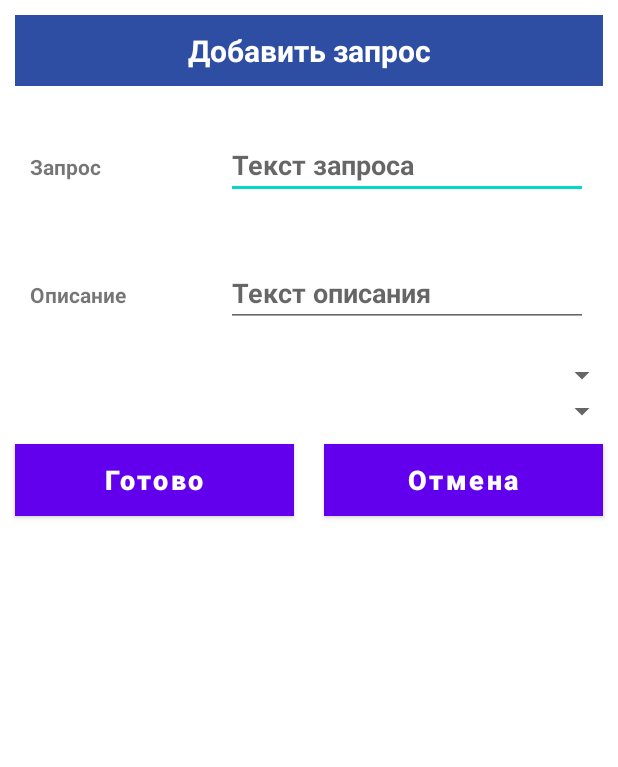
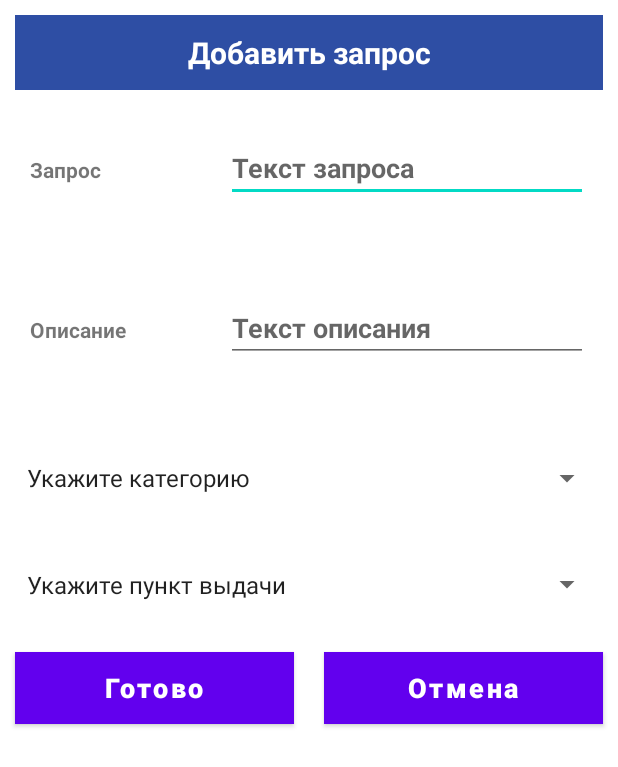
Before and after one commit to Oxana9/volunteers, an Android app: the layout input_file.xml on its own in the app's theme, with its tools: preview values and no code run, on a phone screen of 412 x 824 dp. Shown: the top 767 px of the screen. Run offline under Robolectric (Android 15) with nearby library versions, the phone set to English and light mode, and no system bars.

```diff
--- /dev/null
+++ b/app/src/main/res/drawable/ic_baseline_delete_forever_24.xml
@@ -0,0 +1,5 @@
+<vector android:height="24dp" android:tint="#FFFFFF"
+    android:viewportHeight="24" android:viewportWidth="24"
+    android:width="24dp" xmlns:android="http://schemas.android.com/apk/res/android">
+    <path android:fillColor="@android:color/white" android:pathData="M6,19c0,1.1 0.9,2 2,2h8c1.1,0 2,-0.9 2,-2L18,7L6,7v12zM8.46,11.88l1.41,-1.41L12,12.59l2.12,-2.12 1.41,1.41L13.41,14l2.12,2.12 -1.41,1.41L12,15.41l-2.12,2.12 -1.41,-1.41L10.59,14l-2.13,-2.12zM15.5,4l-1,-1h-5l-1,1L5,4v2h14L19,4z"/>
+</vector>
--- a/app/src/main/res/layout/input_file.xml
+++ b/app/src/main/res/layout/input_file.xml
@@ -1,23 +1,47 @@
 <?xml version="1.0" encoding="utf-8"?>
-<LinearLayout
-    xmlns:android="http://schemas.android.com/apk/res/android"
+<LinearLayout xmlns:android="http://schemas.android.com/apk/res/android"
+    xmlns:app="http://schemas.android.com/apk/res-auto"
     xmlns:tools="http://schemas.android.com/tools"
-    android:layout_width="match_parent"
-    android:orientation="vertical"
-    android:layout_height="match_parent">
+    android:layout_width="wrap_content"
+    android:layout_height="wrap_content"
+    android:orientation="vertical">
 
-    <TextView
+    <androidx.constraintlayout.widget.ConstraintLayout
         android:layout_width="match_parent"
-        android:layout_height="wrap_content"
-        android:layout_margin="10dp"
-        android:text="Добавить запрос"
-        android:gravity="center"
-        android:background="@color/er"
-        android:padding="10dp"
-        android:textColor="@color/white"
-        android:textStyle="bold"
-        android:textSize="20sp"
-        />
+        android:layout_height="69dp">
+
+        <TextView
+            android:id="@+id/header"
+            android:layout_width="392dp"
+            android:layout_height="50dp"
+            android:layout_margin="10dp"
+            android:layout_marginStart="10dp"
+            android:layout_marginTop="10dp"
+            android:layout_marginEnd="10dp"
+            android:background="@color/er"
+            android:gravity="center"
+            android:padding="10dp"
+            android:text="Добавить запрос"
+            android:textColor="@color/white"
+            android:textSize="20sp"
+            android:textStyle="bold"
+            app:layout_constraintEnd_toEndOf="parent"
+            app:layout_constraintHorizontal_bias="0.0"
+            app:layout_constraintStart_toStartOf="parent"
+            app:layout_constraintTop_toTopOf="parent" />
+
+        <ImageButton
+            android:id="@+id/deleteBtn"
+            android:layout_width="100dp"
+            android:layout_height="0dp"
+            android:layout_margin="0dp"
+            android:visibility="invisible"
+            app:layout_constraintBottom_toBottomOf="@+id/header"
+            app:layout_constraintEnd_toEndOf="@+id/header"
+            app:layout_constraintTop_toTopOf="@+id/header"
+            app:layout_constraintVertical_bias="0.0"
+            app:srcCompat="@drawable/ic_baseline_delete_forever_24" />
+    </androidx.constraintlayout.widget.ConstraintLayout>
 
     <LinearLayout
         android:layout_width="match_parent"
@@ -28,33 +52,31 @@
         <RelativeLayout
             android:layout_width="0dp"
             android:layout_height="wrap_content"
-            tools:ignore="Suspicious0dp"
-            android:layout_weight="2">
+            android:layout_weight="2"
+            tools:ignore="Suspicious0dp">
 
             <TextView
                 android:layout_width="match_parent"
                 android:layout_height="wrap_content"
+                android:layout_margin="10dp"
                 android:text="Запрос"
-                android:textStyle="bold"
-                android:layout_margin="10dp"
-                />
+                android:textStyle="bold" />
 
         </RelativeLayout>
 
         <RelativeLayout
             android:layout_width="0dp"
             android:layout_height="wrap_content"
-            tools:ignore="Suspicious0dp"
-            android:layout_weight="4">
+            android:layout_weight="4"
+            tools:ignore="Suspicious0dp">
 
             <EditText
                 android:id="@+id/task"
                 android:layout_width="match_parent"
                 android:layout_height="wrap_content"
+                android:layout_margin="10dp"
                 android:hint="Текст запроса"
-                android:textStyle="bold"
-                android:layout_margin="10dp"
-                />
+                android:textStyle="bold" />
 
         </RelativeLayout>
 
@@ -69,33 +91,31 @@
         <RelativeLayout
             android:layout_width="0dp"
             android:layout_height="wrap_content"
-            tools:ignore="Suspicious0dp"
-            android:layout_weight="2">
+            android:layout_weight="2"
+            tools:ignore="Suspicious0dp">
 
             <TextView
                 android:layout_width="match_parent"
                 android:layout_height="wrap_content"
+                android:layout_margin="10dp"
                 android:text="Описание"
-                android:textStyle="bold"
-                android:layout_margin="10dp"
-                />
+                android:textStyle="bold" />
 
         </RelativeLayout>
 
         <RelativeLayout
             android:layout_width="0dp"
             android:layout_height="wrap_content"
-            tools:ignore="Suspicious0dp"
-            android:layout_weight="4">
+            android:layout_weight="4"
+            tools:ignore="Suspicious0dp">
 
             <EditText
                 android:id="@+id/description"
                 android:layout_width="match_parent"
                 android:layout_height="wrap_content"
+                android:layout_margin="10dp"
                 android:hint="Текст описания"
-                android:textStyle="bold"
-                android:layout_margin="10dp"
-                />
+                android:textStyle="bold" />
 
         </RelativeLayout>
 
@@ -109,12 +129,18 @@
         <Spinner
             android:id="@+id/spinnerCategory"
             android:layout_width="match_parent"
-            android:layout_height="wrap_content" />
+            android:layout_height="52dp"
+            android:layout_margin="10dp"
+            android:entries="@array/categoriesList"
+            android:textSize="18sp" />
 
         <Spinner
             android:id="@+id/spinnerPlace"
             android:layout_width="match_parent"
-            android:layout_height="wrap_content" />
+            android:layout_height="50dp"
+            android:layout_margin="10dp"
+            android:entries="@array/placesList"
+            android:textSize="18sp" />
 
     </LinearLayout>
 
@@ -126,20 +152,20 @@
         <RelativeLayout
             android:layout_width="0dp"
             android:layout_height="wrap_content"
-            tools:ignore="Suspicious0dp"
-            android:layout_weight="2">
+            android:layout_weight="2"
+            tools:ignore="Suspicious0dp">
 
             <Button
+                android:id="@+id/saveBtn"
                 android:layout_width="match_parent"
                 android:layout_height="wrap_content"
-                android:id="@+id/saveBtn"
+                android:layout_margin="10dp"
+                android:background="@color/er"
                 android:text="Готово"
                 android:textAllCaps="false"
                 android:textColor="@color/white"
-                android:background="@color/er"
-                android:layout_margin="10dp"
+                android:textSize="18sp"
                 android:textStyle="bold"
-                android:textSize="18sp"
 
                 />
 
@@ -148,20 +174,20 @@
         <RelativeLayout
             android:layout_width="0dp"
             android:layout_height="wrap_content"
-            tools:ignore="Suspicious0dp"
-            android:layout_weight="2">
+            android:layout_weight="2"
+            tools:ignore="Suspicious0dp">
 
             <Button
+                android:id="@+id/cancelBtn"
                 android:layout_width="match_parent"
                 android:layout_height="wrap_content"
-                android:id="@+id/cancelBtn"
+                android:layout_margin="10dp"
+                android:background="@color/er"
                 android:text="Отмена"
                 android:textAllCaps="false"
                 android:textColor="@color/white"
-                android:background="@color/er"
-                android:layout_margin="10dp"
+                android:textSize="18sp"
                 android:textStyle="bold"
-                android:textSize="18sp"
 
                 />
 
--- a/app/src/main/res/values/strings.xml
+++ b/app/src/main/res/values/strings.xml
@@ -1,3 +1,17 @@
 <resources>
     <string name="app_name">Своих не бросаем</string>
+    <string-array name="categoriesList">
+        <item>Укажите категорию</item>
+        <item>Общее</item>
+        <item>Мебель и мягкий инвентарь</item>
+        <item>Бытовая техника</item>
+        <item>Дети</item>
+        <item>Продукты</item>
+    </string-array>
+    <string-array name="placesList">
+        <item>Укажите пункт выдачи</item>
+        <item>Зиповская, 31</item>
+        <item>Красноармейская, 53</item>
+        <item>Кирова 186</item>
+    </string-array>
 </resources>
```
Also changed, not shown: app/src/main/java/com/example/volunteers/HomeActivity.java (+64 -22 lines), app/src/main/java/com/example/volunteers/Model.java (+32 -2 lines), app/src/main/res/layout/update_data.xml (+35 -12 lines).
